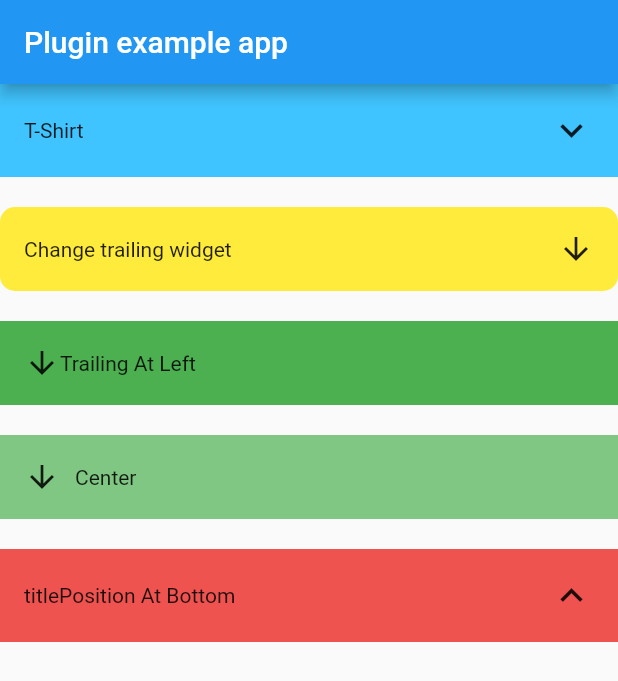
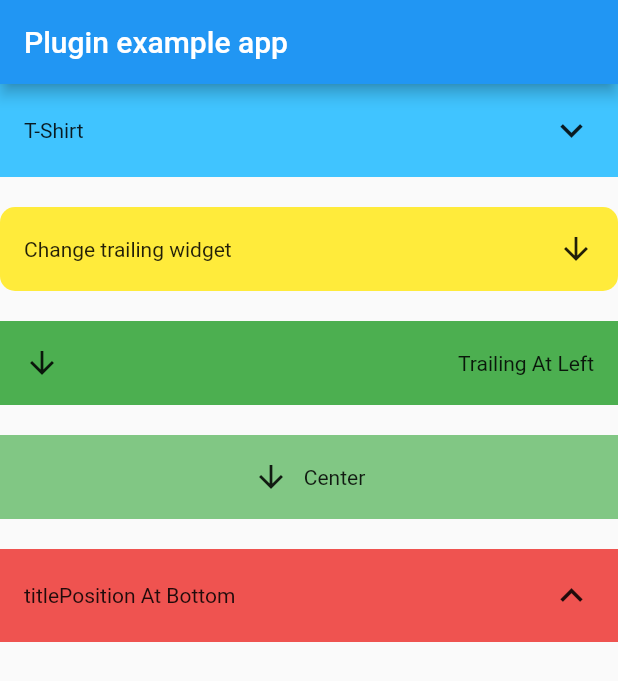
Before and after one commit to stevenBang/flutter_expandable_widget, a Flutter app: the screen it shows after launch, on a phone screen of 412 x 824 dp. Shown: the top 681 px of the screen. Run offline on Flutter 3.47's test engine with Material 2 defaults, Android fonts, the phone set to English and light mode, and no system bars.

Commit message:
Fix the problem that cannot be centered

```diff
--- a/lib/src/ExpandableWidget.dart
+++ b/lib/src/ExpandableWidget.dart
@@ -189,11 +189,11 @@ class _ExpandableWidgetState extends State<ExpandableWidget> {
   Widget getTitle() {
     List<Widget> titleRow = [];
     if (widget.trailingPosition == TrailingPosition.right) {
-      titleRow.add(Expanded(child: widget.title));
+      titleRow.add(widget.title);
       titleRow.add(getTrailing());
     } else {
       titleRow.add(getTrailing());
-      titleRow.add(Expanded(child: widget.title));
+      titleRow.add(widget.title);
     }
 
     return GestureDetector(
--- a/pubspec.yaml
+++ b/pubspec.yaml
@@ -1,6 +1,6 @@
 name: flutter_expandable_widget
 description: An expandable widget with the easy control expands and closes
-version: 1.0.4
+version: 1.0.5
 homepage: https://github.com/stevenBang/flutter_expandable_widget
 repository: https://github.com/stevenBang/flutter_expandable_widget
 
```
Also changed, not shown: 2 other files.
